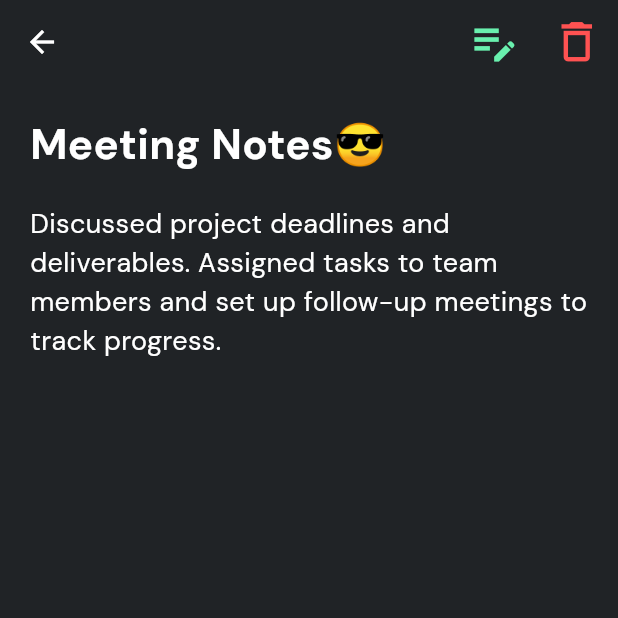
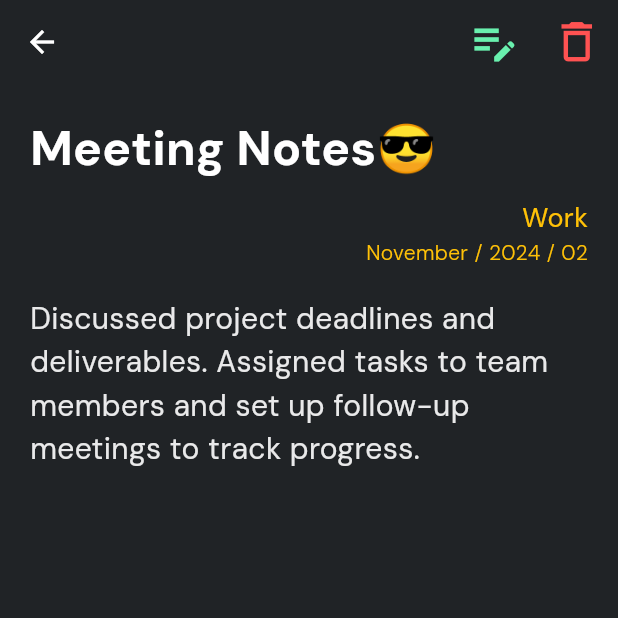
Before and after one commit to THARINDUnirmal/notes-sphere, a Flutter app: the DisplayNoteScreen screen opened directly with sample values from the repository, on a phone screen of 412 x 824 dp, the top half of it. Run offline on Flutter 3.47's test engine with Material 3 defaults, Android fonts, the phone set to English and light mode, and no system bars; our stand-ins replace go_router, google_fonts, hive, hive_flutter; accounts and stored records are empty.

Commit message:
some features added

```diff
--- a/lib/screens/all_notes_list_screen.dart
+++ b/lib/screens/all_notes_list_screen.dart
@@ -46,7 +46,7 @@ class _AllNotesListScreenState extends State<AllNotesListScreen> {
         automaticallyImplyLeading: false,
         leading: GestureDetector(
           onTap: () {
-            AppRouters.appRoute.go("/Notes");
+            AppRouters.appRoute.push("/Notes");
           },
           child: const Icon(
             Icons.arrow_back,
--- a/lib/screens/display_note_screen.dart
+++ b/lib/screens/display_note_screen.dart
@@ -1,9 +1,11 @@
 import 'package:flutter/material.dart';
+import 'package:intl/intl.dart';
 import 'package:notes_sphere/helpers/app_helpers.dart';
 import 'package:notes_sphere/models/notes_model.dart';
 import 'package:notes_sphere/services/note_service.dart';
 import 'package:notes_sphere/utils/app_constants.dart';
 import 'package:notes_sphere/utils/app_text_styles.dart';
+import 'package:notes_sphere/utils/colors.dart';
 import 'package:notes_sphere/utils/routers/app_routers.dart';
 
 class DisplayNoteScreen extends StatelessWidget {
@@ -20,6 +22,7 @@ class DisplayNoteScreen extends StatelessWidget {
 
   @override
   Widget build(BuildContext context) {
+    String date = DateFormat("MMMM / yyyy / dd").format(note.date);
     return Scaffold(
       appBar: AppBar(
         actions: [
@@ -68,7 +71,36 @@ class DisplayNoteScreen extends StatelessWidget {
             children: [
               Text(
                 note.title,
-                style: AppTextStyles.appTitle,
+                style: AppTextStyles.appTitle.copyWith(
+                  fontSize: 32,
+                ),
+              ),
+              const SizedBox(
+                height: AppConstants.kDefaultPdding / 2,
+              ),
+              Row(
+                mainAxisAlignment: MainAxisAlignment.end,
+                children: [
+                  Column(
+                    crossAxisAlignment: CrossAxisAlignment.end,
+                    children: [
+                      Text(
+                        note.categeory,
+                        style: AppTextStyles.appSmallDescription.copyWith(
+                          fontSize: 18,
+                          color: Colors.amber,
+                        ),
+                      ),
+                      Text(
+                        date,
+                        style: AppTextStyles.appSmallDescription.copyWith(
+                          fontWeight: FontWeight.w300,
+                          color: Colors.amber,
+                        ),
+                      ),
+                    ],
+                  ),
+                ],
               ),
               const SizedBox(
                 height: AppConstants.kDefaultPdding,
@@ -76,9 +108,11 @@ class DisplayNoteScreen extends StatelessWidget {
               Text(
                 note.content,
                 style: AppTextStyles.appSmallDescription.copyWith(
-                  fontSize: 18,
-                ),
-              )
+                    fontSize: 20, color: AppColor.kWhiteColor.withOpacity(0.9)),
+              ),
+              const SizedBox(
+                height: 10,
+              ),
             ],
           ),
         ),
--- a/pubspec.yaml
+++ b/pubspec.yaml
@@ -40,6 +40,7 @@ dependencies:
   hive: ^2.2.3
   hive_flutter: ^1.1.0
   uuid: ^4.5.1
+  intl: ^0.19.0
 
 
 dev_dependencies:
```
Also changed, not shown: pubspec.lock.
